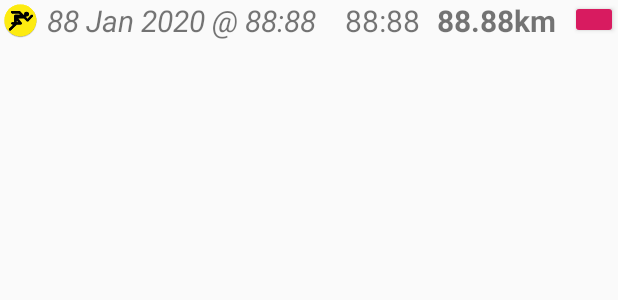
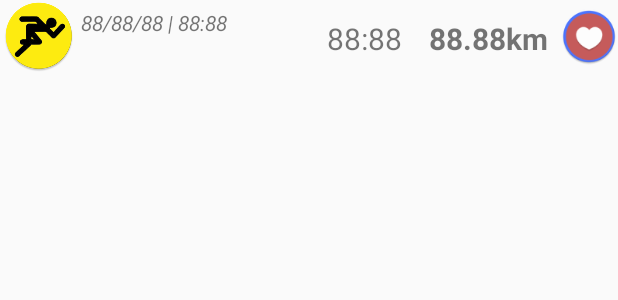
Before and after one commit to alexmelissas/Alex_Melissas_MDP_CW4, an Android app: the layout workout_entry.xml on its own in the app's theme, with its tools: preview values and no code run, on a phone screen of 412 x 824 dp. Shown: the top 300 px of the screen. Run offline under Robolectric (Android 15) with nearby library versions, the light colour scheme and no system bars.

Commit message:
fix recentlist
- need find way to compare datetime its just a string eg. millis

```diff
--- a/app/src/main/java/com/example/alex_melissas_mdp_cw4/MyLocationService.java
+++ b/app/src/main/java/com/example/alex_melissas_mdp_cw4/MyLocationService.java
@@ -116,11 +116,13 @@ public class MyLocationService extends Service {
 
         // 1. Insert new workout, bare-bones for now, just starting date/time.
 
-            SimpleDateFormat sdf = new SimpleDateFormat("dd/MM/yyyy | HH:mm:ss", Locale.getDefault());
+            SimpleDateFormat sdf = new SimpleDateFormat("dd/MM/yy | HH:mm:ss", Locale.getDefault());
             String currentDateTime = sdf.format(new Date());
             ContentValues workoutValues = new ContentValues();
             workoutValues.put(WorkoutsContract.DATETIME, currentDateTime);
             workoutValues.put(WorkoutsContract.TYPE,type);
+            workoutValues.put(WorkoutsContract.DURATION,"08:12");
+            workoutValues.put(WorkoutsContract.DISTANCE,"00.96km");
             long newWorkoutId = ContentUris.parseId(getContentResolver().insert(WorkoutsContract.WORKOUTS, workoutValues));
             String newWorkoutIdString = "" + newWorkoutId;
 
--- a/app/src/main/res/layout/workout_entry.xml
+++ b/app/src/main/res/layout/workout_entry.xml
@@ -8,11 +8,11 @@
 
     <ImageView
         android:id="@+id/typeImage"
-        android:layout_width="23dp"
-        android:layout_height="23dp"
+        android:layout_width="wrap_content"
+        android:layout_height="wrap_content"
         android:layout_marginStart="2dp"
         android:layout_marginLeft="2dp"
-        android:layout_marginTop="2dp"
+        android:layout_marginTop="0dp"
         android:layout_marginEnd="2dp"
         android:layout_marginRight="2dp"
         android:layout_marginBottom="2dp"
@@ -21,49 +21,61 @@
 
     <TextView
         android:id="@+id/datetimeBox"
-        android:layout_width="189dp"
-        android:layout_height="26dp"
+        android:layout_width="128dp"
+        android:layout_height="43dp"
         android:layout_alignParentLeft="true"
         android:layout_alignParentRight="true"
-        android:layout_marginLeft="31dp"
-        android:layout_marginTop="0dp"
-        android:layout_marginRight="191dp"
+        android:layout_marginLeft="54dp"
+        android:layout_marginTop="5dp"
+        android:layout_marginRight="229dp"
         android:clickable="false"
-        android:text="88 Jan 2020 @ 88:88"
+        android:text="88/88/88 | 88:88"
         android:textAppearance="?android:attr/textAppearanceSmall"
-        android:textSize="20sp"
+        android:textSize="14sp"
         android:textStyle="italic" />
 
     <TextView
         android:id="@+id/durationBox"
         android:layout_width="wrap_content"
-        android:layout_height="26dp"
-        android:layout_marginLeft="230dp"
+        android:layout_height="wrap_content"
+        android:layout_marginStart="-194dp"
+        android:layout_marginLeft="-260dp"
+        android:layout_marginTop="12dp"
+        android:layout_toEndOf="@+id/datetimeBox"
+        android:layout_toRightOf="@+id/datetimeBox"
+        android:lineSpacingExtra="8sp"
         android:text="88:88"
         android:textSize="20sp" />
 
     <TextView
         android:id="@+id/distanceBox"
         android:layout_width="wrap_content"
-        android:layout_height="26dp"
-        android:layout_alignParentLeft="true"
+        android:layout_height="wrap_content"
         android:layout_alignParentRight="true"
-        android:layout_marginLeft="291dp"
-        android:layout_marginTop="0dp"
-        android:layout_marginRight="40dp"
+        android:layout_marginStart="18dp"
+        android:layout_marginLeft="18dp"
+        android:layout_marginTop="12dp"
+        android:layout_marginRight="4dp"
+        android:layout_toEndOf="@+id/durationBox"
+        android:layout_toRightOf="@+id/durationBox"
         android:clickable="false"
         android:text="88.88km"
         android:textAppearance="?android:attr/textAppearanceSmall"
         android:textSize="20sp"
         android:textStyle="bold" />
 
-    <Button
-        android:id="@+id/mapButton"
-        style="@style/Widget.AppCompat.Button.Colored"
-        android:layout_width="wrap_content"
-        android:layout_height="26dp"
-        android:layout_marginLeft="380dp"
-        android:layout_marginTop="0dp"
-        android:textAllCaps="false" />
+    <ImageView
+        android:id="@+id/favButton"
+        android:layout_width="37dp"
+        android:layout_height="38dp"
+        android:layout_marginStart="-38dp"
+        android:layout_marginLeft="-38dp"
+        android:layout_marginTop="5dp"
+        android:layout_marginRight="10dp"
+        android:layout_toEndOf="@+id/distanceBox"
+        android:layout_toRightOf="@+id/distanceBox"
+        android:clickable="true"
+        android:onClick="onClickFav"
+        app:srcCompat="@mipmap/heart_off_icon" />
 
 </RelativeLayout>
```
Also changed, not shown: app/src/main/AndroidManifest.xml (+5 -5 lines), app/src/main/java/com/example/alex_melissas_mdp_cw4/MainActivity.java (+17 -17 lines), app/src/main/java/com/example/alex_melissas_mdp_cw4/SingleWorkout.java (added, +23 -0 lines), app/src/main/res/layout/activity_main.xml (+26 -25 lines), app/src/main/res/layout/activity_single_workout.xml (added, +9 -0 lines), app/src/main/heart_off_icon-web.png (added), app/src/main/map_icon-web.png (added), app/src/main/res/mipmap-hdpi/heart_off_icon.png (added), app/src/main/res/mipmap-hdpi/map_icon.png (added), app/src/main/res/mipmap-mdpi/heart_off_icon.png (added), app/src/main/res/mipmap-mdpi/map_icon.png (added), app/src/main/res/mipmap-xhdpi/heart_off_icon.png (added), app/src/main/res/mipmap-xhdpi/map_icon.png (added), app/src/main/res/mipmap-xxhdpi/heart_off_icon.png (added), 3 more files.
